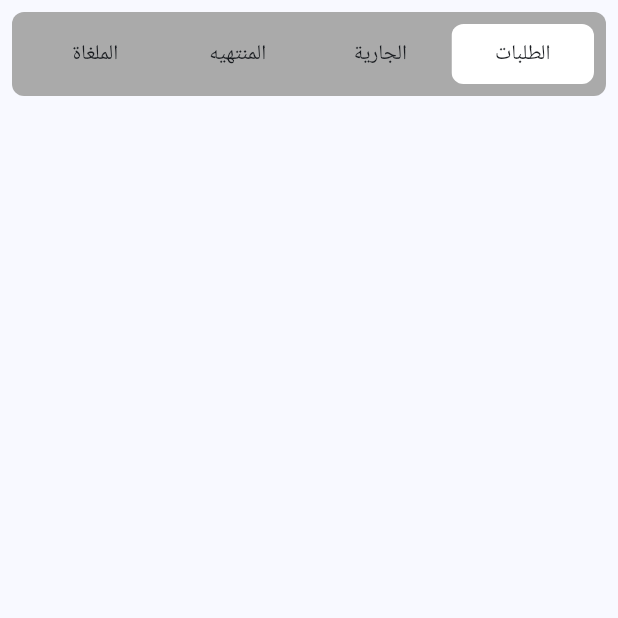
After one commit to Kerolos163/alexTask, a Flutter app: the screen it shows after launch, after a tap on "تسجيل دخول", on a phone screen of 412 x 824 dp, the top half of it. The commit adds this screen. Run offline on Flutter 3.47's test engine with Material 2 defaults, Android fonts, the phone set to English and light mode, and no system bars; our stand-ins replace device_preview, flutter_bloc, flutter_svg.

Commit message:
Create FilteredItem

```diff
--- a/lib/core/manager/color_manager.dart
+++ b/lib/core/manager/color_manager.dart
@@ -4,7 +4,8 @@ abstract class ColorManager {
   static const Color prime = Color(0xff51C1F6);
   static const Color darkBlue = Color(0xff3C3D6B);
   static const Color darkGray = Color(0xff555555);
-  static const Color gray = Color(0xff737477);
-  static const Color lightGrey = Color(0xffAAAAAA);
+
+  static const Color gray = Color(0xffAAAAAA);
+  static const Color lightGray = Color(0xffECEAEC);
   static const Color white = Color(0xffFFFFFF);
 }
--- a/lib/core/widgets/custom_text_form_field.dart
+++ b/lib/core/widgets/custom_text_form_field.dart
@@ -26,13 +26,13 @@ class CustomTextFormField extends StatelessWidget {
       obscureText: obscureText,
       decoration: InputDecoration(
         hintText: hint,
-        hintStyle: const TextStyle(fontSize: 16,color: ColorManager.lightGrey),
+        hintStyle: const TextStyle(fontSize: 16,color: ColorManager.gray),
         contentPadding: const EdgeInsets.symmetric(horizontal: 8,vertical: 18),
         suffixIcon: suffixIcon,
         prefixIcon: prefixIcon,
-        border: outlineInputBorder(color: ColorManager.lightGrey),
-        focusedBorder: outlineInputBorder(color: ColorManager.lightGrey),
-        enabledBorder: outlineInputBorder(color: ColorManager.lightGrey),
+        border: outlineInputBorder(color: ColorManager.gray),
+        focusedBorder: outlineInputBorder(color: ColorManager.gray),
+        enabledBorder: outlineInputBorder(color: ColorManager.gray),
         errorBorder: outlineInputBorder(color: ColorManager.gray),
       ),
     );
--- a/lib/feature/Login/presenation/view/widget/login_form.dart
+++ b/lib/feature/Login/presenation/view/widget/login_form.dart
@@ -1,3 +1,5 @@
+import 'package:alextask/feature/home/presentation/view/home_view.dart';
+
 import '../../../../../core/manager/asser_manager.dart';
 import '../../../../../core/manager/color_manager.dart';
 import '../../../../../core/my_device.dart';
@@ -32,7 +34,14 @@ class LoginForm extends StatelessWidget {
                 ),
               ),
               const SizedBox(height: 16),
-              const CustomButton(txt: "تسجيل دخول"),
+              CustomButton(
+                txt: "تسجيل دخول",
+                onTap: () {
+                  Navigator.of(context).push(MaterialPageRoute(
+                    builder: (context) => const HomeView(),
+                  ));
+                },
+              ),
               SizedBox(height: MyDevice.getHeigh(context) / 24),
               const Row(
                 mainAxisAlignment: MainAxisAlignment.center,
@@ -91,7 +100,7 @@ class LoginForm extends StatelessWidget {
           padding: const EdgeInsets.all(8),
           decoration: BoxDecoration(
               borderRadius: BorderRadius.circular(10),
-              border: Border.all(color: ColorManager.lightGrey, width: 1.5)),
+              border: Border.all(color: ColorManager.gray, width: 1.5)),
           child: LayoutBuilder(
             builder: (context, constraints) {
               var width = constraints.maxWidth;
--- /dev/null
+++ b/lib/feature/home/presentation/view/home_view.dart
@@ -0,0 +1,23 @@
+import 'package:alextask/feature/home/presentation/view/widget/home_body.dart';
+import 'package:alextask/feature/home/presentation/viewModel/cubit/cubit.dart';
+import 'package:flutter/material.dart';
+import 'package:flutter_bloc/flutter_bloc.dart';
+
+class HomeView extends StatelessWidget {
+  const HomeView({super.key});
+
+  @override
+  Widget build(BuildContext context) {
+    return Directionality(
+      textDirection: TextDirection.rtl,
+      child: SafeArea(
+        child: Scaffold(
+          body: BlocProvider(
+            create: (context) => HomeCubit(),
+            child: const HomeBody(),
+          ),
+        ),
+      ),
+    );
+  }
+}
--- /dev/null
+++ b/lib/feature/home/presentation/view/widget/filteres_item.dart
@@ -0,0 +1,38 @@
+import 'package:alextask/core/manager/color_manager.dart';
+import 'package:alextask/feature/home/presentation/viewModel/cubit/cubit.dart';
+import 'package:flutter/material.dart';
+
+class FilteredItem extends StatelessWidget {
+  const FilteredItem({
+    Key? key,
+    required this.txt,
+    this.onTap,
+    required this.index,
+  }) : super(key: key);
+  final String txt;
+  final void Function()? onTap;
+  final int index;
+  @override
+  Widget build(BuildContext context) {
+    return Expanded(
+      child: GestureDetector(
+        onTap: onTap,
+        child: AnimatedContainer(
+          duration: const Duration(milliseconds: 300),
+          alignment: Alignment.center,
+          padding: const EdgeInsets.all(10),
+          decoration: HomeCubit.get(context).items[index] ==
+                  HomeCubit.get(context).selectedItem
+              ? BoxDecoration(
+                  color: ColorManager.white,
+                  borderRadius: BorderRadius.circular(8),
+                )
+              : const BoxDecoration(
+                  color: ColorManager.gray,
+                ),
+          child: Text(txt, style: const TextStyle(fontSize: 14)),
+        ),
+      ),
+    );
+  }
+}
--- /dev/null
+++ b/lib/feature/home/presentation/view/widget/home_body.dart
@@ -0,0 +1,46 @@
+// ignore_for_file: public_member_api_docs, sort_constructors_first
+import 'package:alextask/feature/home/presentation/view/widget/filteres_item.dart';
+import 'package:flutter/material.dart';
+import 'package:flutter_bloc/flutter_bloc.dart';
+
+import 'package:alextask/core/manager/color_manager.dart';
+import 'package:alextask/feature/home/presentation/viewModel/cubit/cubit.dart';
+import 'package:alextask/feature/home/presentation/viewModel/cubit/state.dart';
+
+class HomeBody extends StatelessWidget {
+  const HomeBody({super.key});
+
+  @override
+  Widget build(BuildContext context) {
+    return BlocBuilder<HomeCubit, HomeState>(
+      builder: (context, state) {
+        return Padding(
+          padding: const EdgeInsets.all(8),
+          child: Column(
+            children: [
+              Container(
+                padding: const EdgeInsets.all(8),
+                decoration: BoxDecoration(
+                  borderRadius: BorderRadius.circular(8),
+                  color: ColorManager.gray,
+                ),
+                child: Row(
+                    children: List.generate(HomeCubit.get(context).items.length,
+                        (index) {
+                  return FilteredItem(
+                    txt: HomeCubit.get(context).items[index],
+                    onTap: () {
+                      HomeCubit.get(context).changeSelectedItem(
+                          newItem: HomeCubit.get(context).items[index]);
+                    },
+                    index: index,
+                  );
+                })),
+              )
+            ],
+          ),
+        );
+      },
+    );
+  }
+}
--- /dev/null
+++ b/lib/feature/home/presentation/viewModel/cubit/cubit.dart
@@ -0,0 +1,13 @@
+import 'package:alextask/feature/home/presentation/viewModel/cubit/state.dart';
+import 'package:flutter_bloc/flutter_bloc.dart';
+
+class HomeCubit extends Cubit<HomeState> {
+  HomeCubit() : super(IniteState());
+  static HomeCubit get(context) => BlocProvider.of(context);
+  final List<String> items = ["الطلبات", "الجارية", "المنتهيه", "الملغاة"];
+  String selectedItem = "الطلبات";
+  changeSelectedItem({required String newItem}) {
+    selectedItem = newItem;
+    emit(ChangeSelectedItemState());
+  }
+}
--- /dev/null
+++ b/lib/feature/home/presentation/viewModel/cubit/state.dart
@@ -0,0 +1,5 @@
+abstract class HomeState {}
+
+class IniteState extends HomeState {}
+
+class ChangeSelectedItemState extends HomeState {}
```
